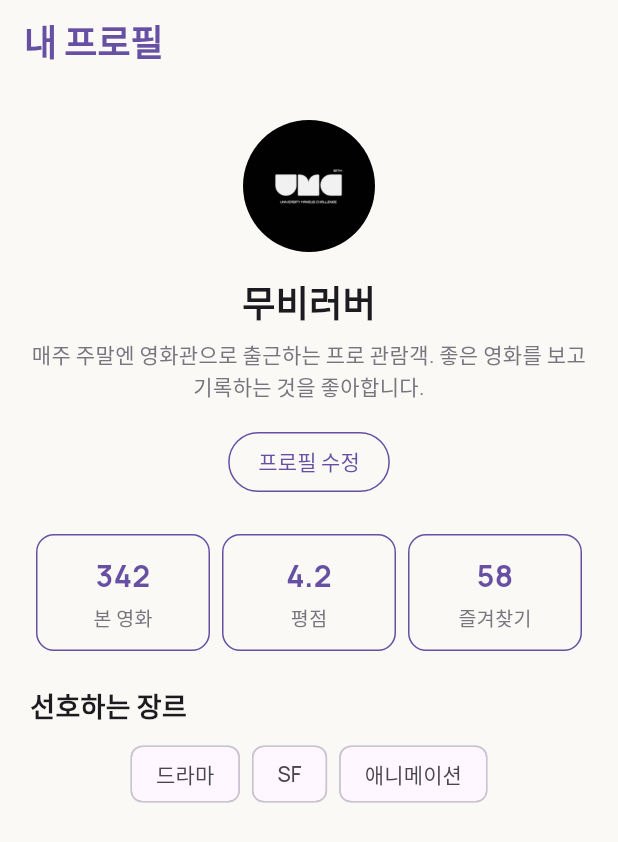
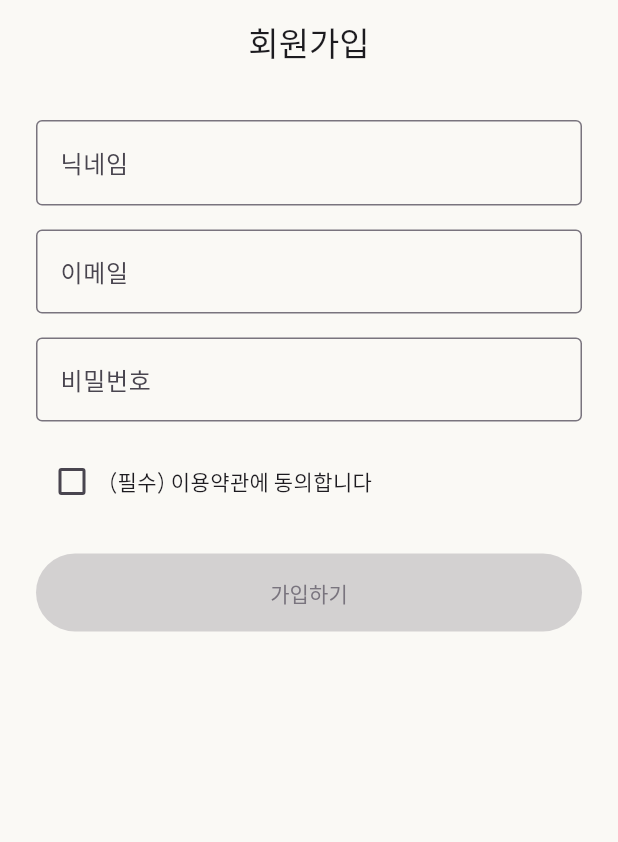
Before and after one commit to SSUMC-11th-organization/PE_Mobile_B, a Flutter app: the screen it shows after launch, on a phone screen of 412 x 824 dp. Shown: the top 842 px of the screen. Run offline on Flutter 3.47's test engine with Material 3 defaults, Android fonts, the light colour scheme and no system bars; our stand-ins replace flutter_rating_bar.

Commit message:
[week2/mission] MovieLog 회원가입 Form과 별점 입력 구현

```diff
--- a/lib/main.dart
+++ b/lib/main.dart
@@ -2,7 +2,7 @@
 // 자주 쓰는 Widget들이 다 들어있어서 이 한 줄로 전부 가져다 씀
 import 'package:flutter/material.dart';
 import 'theme/app_theme.dart';
-import 'screens/profile_screen.dart';
+import 'screens/sign_up_screen.dart';
 
 
 // 앱이 시작될 때 제일 먼저 실행되는 함수. Dart의 모든 프로그램은 main()에서 시작해
@@ -31,7 +31,7 @@ class MovieLogApp extends StatelessWidget {
       debugShowCheckedModeBanner: false, // 우측 상단에 뜨는 빨간 DEBUG 띠 안 보이게
       title: 'MovieLog', // 브라우저 탭 제목 등에 쓰임
       theme: AppTheme.light,
-      home: const ProfileScreen(), // 앱 켰을 때 제일 먼저 보여줄 화면 지정
+      home: const SignUpScreen(), // 앱 켰을 때 제일 먼저 보여줄 화면 지정
     );
   }
 }
--- /dev/null
+++ b/lib/screens/sign_up_screen.dart
@@ -0,0 +1,99 @@
+import 'package:flutter/material.dart';
+
+import '../widgets/email_field.dart';
+import '../widgets/nickname_field.dart';
+import '../widgets/password_field.dart';
+import '../widgets/sign_up_button.dart';
+import '../widgets/terms_checkbox_row.dart';
+
+class SignUpScreen extends StatefulWidget {
+  const SignUpScreen({super.key});
+
+  @override
+  State<SignUpScreen> createState() => _SignUpScreenState();
+}
+
+class _SignUpScreenState extends State<SignUpScreen> {
+  final GlobalKey<FormState> _formKey = GlobalKey<FormState>();
+  final TextEditingController _nicknameController = TextEditingController();
+  final TextEditingController _emailController = TextEditingController();
+  final TextEditingController _passwordController = TextEditingController();
+  final FocusNode _emailFocusNode = FocusNode();
+  final FocusNode _passwordFocusNode = FocusNode();
+  bool _agreedToTerms = false;
+
+  @override
+  void dispose() {
+    _nicknameController.dispose();
+    _emailController.dispose();
+    _passwordController.dispose();
+    _emailFocusNode.dispose();
+    _passwordFocusNode.dispose();
+    super.dispose();
+  }
+
+  @override
+  Widget build(BuildContext context) {
+    final bool canSubmit = _nicknameController.text.trim().length >= 2 &&
+        EmailField.pattern.hasMatch(_emailController.text.trim()) &&
+        _passwordController.text.length >= 8 &&
+        _agreedToTerms;
+
+    return Scaffold(
+      appBar: AppBar(title: const Text('회원가입')),
+      body: SafeArea(
+        child: SingleChildScrollView(
+          padding: const EdgeInsets.all(24),
+          keyboardDismissBehavior: ScrollViewKeyboardDismissBehavior.onDrag,
+          child: Form(
+            key: _formKey,
+            autovalidateMode: AutovalidateMode.onUserInteraction,
+            child: Column(
+              crossAxisAlignment: CrossAxisAlignment.stretch,
+              children: [
+                NicknameField(
+                  controller: _nicknameController,
+                  nextFocus: _emailFocusNode,
+                  onChanged: (_) => setState(() {}),
+                ),
+                const SizedBox(height: 16),
+                EmailField(
+                  controller: _emailController,
+                  focusNode: _emailFocusNode,
+                  nextFocus: _passwordFocusNode,
+                  onChanged: (_) => setState(() {}),
+                ),
+                const SizedBox(height: 16),
+                PasswordField(
+                  controller: _passwordController,
+                  focusNode: _passwordFocusNode,
+                  onChanged: (_) => setState(() {}),
+                ),
+                const SizedBox(height: 16),
+                TermsCheckboxRow(
+                  value: _agreedToTerms,
+                  onChanged: (value) {
+                    setState(() {
+                      _agreedToTerms = value ?? false;
+                    });
+                  },
+                ),
+                const SizedBox(height: 24),
+                SignUpButton(
+                  onPressed: canSubmit
+                      ? () {
+                          final isValid =
+                              _formKey.currentState?.validate() ?? false;
+                          if (!isValid) return;
+                          FocusScope.of(context).unfocus();
+                        }
+                      : null,
+                ),
+              ],
+            ),
+          ),
+        ),
+      ),
+    );
+  }
+}
--- a/lib/theme/app_colors.dart
+++ b/lib/theme/app_colors.dart
@@ -6,4 +6,5 @@ abstract final class AppColors {
   static const white = Color(0xFFFFFFFF);
   static const black = Color(0xFF1C1B1F);
   static const gray = Color(0xFF79747E);
+  static const error = Color(0xFFB3261E);
 }
--- a/lib/theme/app_theme.dart
+++ b/lib/theme/app_theme.dart
@@ -23,5 +23,20 @@ abstract final class AppTheme {
         systemNavigationBarIconBrightness: Brightness.dark,
       ),
     ),
+    inputDecorationTheme: InputDecorationTheme(
+      enabledBorder: const OutlineInputBorder(
+        borderSide: BorderSide(color: AppColors.gray),
+      ),
+      focusedBorder: const OutlineInputBorder(
+        borderSide: BorderSide(color: AppColors.violet, width: 2),
+      ),
+      errorBorder: const OutlineInputBorder(
+        borderSide: BorderSide(color: AppColors.error),
+      ),
+      focusedErrorBorder: const OutlineInputBorder(
+        borderSide: BorderSide(color: AppColors.error, width: 2),
+      ),
+      errorStyle: const TextStyle(color: AppColors.error),
+    ),
   );
 }
--- /dev/null
+++ b/lib/widgets/email_field.dart
@@ -0,0 +1,41 @@
+import 'package:flutter/material.dart';
+
+class EmailField extends StatelessWidget {
+  const EmailField({
+    super.key,
+    required this.controller,
+    required this.focusNode,
+    required this.nextFocus,
+    required this.onChanged,
+  });
+
+  static final RegExp pattern = RegExp(r'^[^@\s]+@[^@\s]+\.[^@\s]+$');
+
+  final TextEditingController controller;
+  final FocusNode focusNode;
+  final FocusNode nextFocus;
+  final ValueChanged<String> onChanged;
+
+  @override
+  Widget build(BuildContext context) {
+    return TextFormField(
+      controller: controller,
+      focusNode: focusNode,
+      decoration: const InputDecoration(labelText: '이메일'),
+      keyboardType: TextInputType.emailAddress,
+      textInputAction: TextInputAction.next,
+      validator: (value) {
+        final email = value?.trim() ?? '';
+        if (email.isEmpty) {
+          return '이메일을 입력해주세요.';
+        }
+        if (!pattern.hasMatch(email)) {
+          return '올바른 이메일 형식이 아니에요.';
+        }
+        return null;
+      },
+      onChanged: onChanged,
+      onFieldSubmitted: (_) => nextFocus.requestFocus(),
+    );
+  }
+}
--- /dev/null
+++ b/lib/widgets/nickname_field.dart
@@ -0,0 +1,38 @@
+import 'package:flutter/material.dart';
+
+class NicknameField extends StatelessWidget {
+  const NicknameField({
+    super.key,
+    required this.controller,
+    required this.nextFocus,
+    required this.onChanged,
+  });
+
+  final TextEditingController controller;
+  final FocusNode nextFocus;
+  final ValueChanged<String> onChanged;
+
+  @override
+  Widget build(BuildContext context) {
+    return TextFormField(
+      controller: controller,
+      decoration: const InputDecoration(
+        labelText: '닉네임',
+        hintText: '두 글자 이상 입력',
+      ),
+      textInputAction: TextInputAction.next,
+      validator: (value) {
+        final nickname = value?.trim() ?? '';
+        if (nickname.isEmpty) {
+          return '닉네임을 입력해주세요.';
+        }
+        if (nickname.length < 2) {
+          return '닉네임은 두 글자 이상 입력해주세요.';
+        }
+        return null;
+      },
+      onChanged: onChanged,
+      onFieldSubmitted: (_) => nextFocus.requestFocus(),
+    );
+  }
+}
--- /dev/null
+++ b/lib/widgets/password_field.dart
@@ -0,0 +1,37 @@
+import 'package:flutter/material.dart';
+
+class PasswordField extends StatelessWidget {
+  const PasswordField({
+    super.key,
+    required this.controller,
+    required this.focusNode,
+    required this.onChanged,
+  });
+
+  final TextEditingController controller;
+  final FocusNode focusNode;
+  final ValueChanged<String> onChanged;
+
+  @override
+  Widget build(BuildContext context) {
+    return TextFormField(
+      controller: controller,
+      focusNode: focusNode,
+      decoration: const InputDecoration(labelText: '비밀번호'),
+      obscureText: true,
+      textInputAction: TextInputAction.done,
+      validator: (value) {
+        final password = value ?? '';
+        if (password.isEmpty) {
+          return '비밀번호를 입력해주세요.';
+        }
+        if (password.length < 8) {
+          return '비밀번호는 8자 이상 입력해주세요.';
+        }
+        return null;
+      },
+      onChanged: onChanged,
+      onFieldSubmitted: (_) => FocusScope.of(context).unfocus(),
+    );
+  }
+}
--- /dev/null
+++ b/lib/widgets/sign_up_button.dart
@@ -0,0 +1,23 @@
+import 'package:flutter/material.dart';
+import '../theme/app_colors.dart';
+
+class SignUpButton extends StatelessWidget {
+  const SignUpButton({super.key, required this.onPressed});
+
+  final VoidCallback? onPressed;
+
+  @override
+  Widget build(BuildContext context) {
+    return ElevatedButton(
+      onPressed: onPressed,
+      style: ElevatedButton.styleFrom(
+        padding: const EdgeInsets.symmetric(vertical: 16),
+        backgroundColor: AppColors.violet,
+        foregroundColor: AppColors.white,
+        disabledBackgroundColor: AppColors.gray.withValues(alpha: 0.3),
+        disabledForegroundColor: AppColors.gray,
+      ),
+      child: const Text('가입하기'),
+    );
+  }
+}
--- /dev/null
+++ b/lib/widgets/terms_checkbox_row.dart
@@ -0,0 +1,24 @@
+import 'package:flutter/material.dart';
+
+class TermsCheckboxRow extends StatelessWidget {
+  const TermsCheckboxRow({
+    super.key,
+    required this.value,
+    required this.onChanged,
+  });
+
+  final bool value;
+  final ValueChanged<bool?> onChanged;
+
+  @override
+  Widget build(BuildContext context) {
+    return Row(
+      children: [
+        Checkbox(value: value, onChanged: onChanged),
+        const Expanded(
+          child: Text('(필수) 이용약관에 동의합니다'),
+        ),
+      ],
+    );
+  }
+}
--- a/pubspec.yaml
+++ b/pubspec.yaml
@@ -35,6 +35,7 @@ dependencies:
   # Use with the CupertinoIcons class for iOS style icons.
   cupertino_icons: ^1.0.8
   flutter_svg: ^2.3.0
+  flutter_rating_bar: ^4.0.1
 
 dev_dependencies:
   flutter_test:
```
Also changed, not shown: lib/screens/rating_practice_screen.dart (added, +66 -0 lines), lib/widgets/rating_input.dart (added, +27 -0 lines), pubspec.lock.
